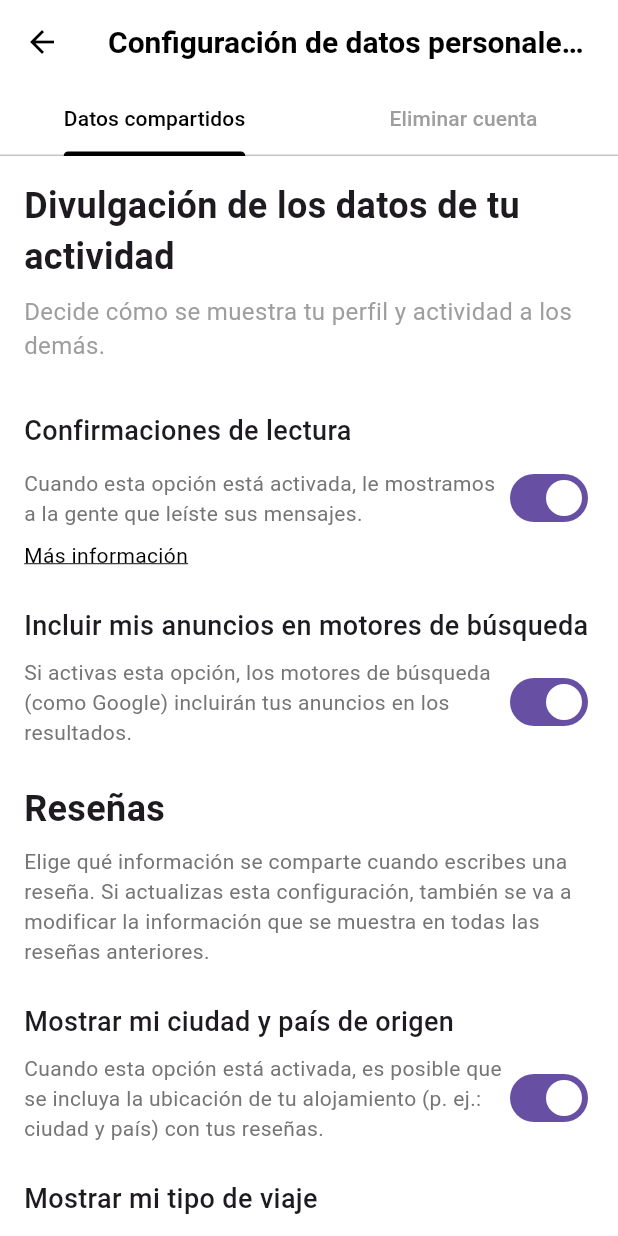
After one commit to Aplicaciones-Moviles-WV61-Grupo4/NestHubApp, a Flutter app: the PersonalDataSettingsPage screen opened directly, after a tap on "Datos compartidos", on a phone screen of 412 x 824 dp. The commit adds this screen. Run offline on Flutter 3.47's test engine with Material 3 defaults, Android fonts, the phone set to English and light mode, and no system bars; our stand-ins replace dartz, flutter_bloc, flutter_local_notifications, geocoding, google_maps_flutter, image_picker and 4 more; accounts and stored records are empty.

Commit message:
feat: added personal data settings

```diff
--- /dev/null
+++ b/lib/personal_data_settings_page.dart
@@ -0,0 +1,110 @@
+import 'package:flutter/material.dart';
+import 'package:nesthub/delete_account_page.dart';
+import 'package:nesthub/payment_methods_page.dart';
+import 'package:nesthub/shared_data_page.dart';
+import 'package:nesthub/your_payments_page.dart';
+
+class PersonalDataSettingsPage extends StatelessWidget {
+  const PersonalDataSettingsPage({Key? key}) : super(key: key);
+
+  @override
+  Widget build(BuildContext context) {
+    return Scaffold(
+      backgroundColor: Colors.grey[200],
+      appBar: AppBar(
+        backgroundColor: Colors.grey[200],
+        elevation: 0,
+        leading: IconButton(
+          icon: const Icon(Icons.arrow_back, color: Colors.black),
+          onPressed: () => Navigator.pop(context),
+        ),
+      ),
+      body: SingleChildScrollView(
+        child: Padding(
+          padding: const EdgeInsets.all(16.0),
+          child: Column(
+            crossAxisAlignment: CrossAxisAlignment.start,
+            children: [
+              const Text(
+                'Configuración de datos personales',
+                style: TextStyle(
+                  fontSize: 30,
+                  fontWeight: FontWeight.bold,
+                ),
+              ),
+              const SizedBox(height: 32),
+              _buildListItem(
+                title: 'Datos compartidos',
+                description: 'Decide cómo se meustra tu perfil y actividad en NestHub.',
+                onTap: () {
+                  Navigator.push(
+                      context,
+                      MaterialPageRoute(
+                        builder: (context) => const SharedDataPage(),
+                      ),
+                    );
+                },
+              ),
+              _buildListItem(
+                title: 'Eliminiar cuenta',
+                description: 'Si lo haces, tu cuenta y datos se borrarán permanentemente.',
+                onTap: () {
+                  Navigator.push(
+                    context,
+                    MaterialPageRoute(
+                      builder: (context) => const DeleteAccountContent(),
+                    ),
+                  );
+                },
+              ),
+            ],
+          ),
+        ),
+      ),
+    );
+  }
+
+  Widget _buildListItem({
+    required String title,
+    required VoidCallback onTap,
+    required String description,
+  }) {
+    return InkWell(
+      onTap: onTap,
+      child: Padding(
+        padding: const EdgeInsets.symmetric(vertical: 12.0),
+        child: Row(
+          children: [
+            const SizedBox(width: 16),
+            Expanded(
+              child: Column(
+                crossAxisAlignment: CrossAxisAlignment.start,
+                children: [
+                  Text(
+                    title,
+                    style: const TextStyle(
+                      fontSize: 16,
+                      fontWeight: FontWeight.w500,
+                    ),
+                  ),
+                  Text(
+                    description,
+                    style: const TextStyle(
+                      fontSize: 14,
+                      color: Colors.black54,
+                    ),
+                  ),
+                ],
+              ),
+            ),
+            const Icon(
+              Icons.chevron_right,
+              color: Colors.black,
+              size: 24,
+            ),
+          ],
+        ),
+      ),
+    );
+  }
+}
--- /dev/null
+++ b/lib/shared_data_page.dart
@@ -0,0 +1,202 @@
+import 'package:flutter/material.dart';
+import 'package:nesthub/delete_account_page.dart';
+
+class SharedDataPage extends StatefulWidget {
+  const SharedDataPage({Key? key}) : super(key: key);
+
+  @override
+  _SharedDataPageState createState() => _SharedDataPageState();
+}
+
+class _SharedDataPageState extends State<SharedDataPage>
+    with SingleTickerProviderStateMixin {
+  late TabController _tabController;
+  Map<String, bool> toggleStates = {
+    'readReceipts': true,
+    'searchEngine': true,
+    'showCity': true,
+    'showTravelType': true,
+    'showDuration': true,
+  };
+
+  @override
+  void initState() {
+    super.initState();
+    _tabController = TabController(length: 2, vsync: this);
+  }
+
+  @override
+  void dispose() {
+    _tabController.dispose();
+    super.dispose();
+  }
+
+  Widget _buildToggleSection(
+      {required String title,
+      required String description,
+      required String toggleKey,
+      String? moreInfo}) {
+    return Column(
+      crossAxisAlignment: CrossAxisAlignment.start,
+      children: [
+        Text(
+          title,
+          style: const TextStyle(
+            fontSize: 18,
+            fontWeight: FontWeight.w500,
+          ),
+        ),
+        const SizedBox(height: 8),
+        Row(
+          children: [
+            Expanded(
+              child: Text(
+                description,
+                style: TextStyle(
+                  color: Colors.grey[600],
+                  fontSize: 14,
+                ),
+              ),
+            ),
+            Switch(
+              value: toggleStates[toggleKey] ?? false,
+              onChanged: (bool value) {
+                setState(() {
+                  toggleStates[toggleKey] = value;
+                });
+              },
+            ),
+          ],
+        ),
+        if (moreInfo != null) ...[
+          const SizedBox(height: 4),
+          GestureDetector(
+            onTap: () {
+              // Handle "Más información" tap
+            },
+            child: Text(
+              moreInfo,
+              style: const TextStyle(
+                decoration: TextDecoration.underline,
+                color: Colors.black,
+                fontSize: 14,
+              ),
+            ),
+          ),
+        ],
+        const SizedBox(height: 24),
+      ],
+    );
+  }
+
+  @override
+  Widget build(BuildContext context) {
+    return Scaffold(
+      backgroundColor: Colors.white,
+      appBar: AppBar(
+        backgroundColor: Colors.white,
+        elevation: 0,
+        leading: IconButton(
+          icon: const Icon(Icons.arrow_back, color: Colors.black),
+          onPressed: () => Navigator.pop(context),
+        ),
+        title: const Text(
+          'Configuración de datos personales y compartidos',
+          style: TextStyle(
+            color: Colors.black,
+            fontSize: 20,
+            fontWeight: FontWeight.bold,
+          ),
+        ),
+        bottom: TabBar(
+          controller: _tabController,
+          labelColor: Colors.black,
+          unselectedLabelColor: Colors.grey,
+          indicatorColor: Colors.black,
+          tabs: const [
+            Tab(text: 'Datos compartidos'),
+            Tab(text: 'Eliminar cuenta'),
+          ],
+        ),
+      ),
+      body: TabBarView(
+        controller: _tabController,
+        children: [
+          SingleChildScrollView(
+            padding: const EdgeInsets.all(16),
+            child: Column(
+              crossAxisAlignment: CrossAxisAlignment.start,
+              children: [
+                const Text(
+                  'Divulgación de los datos de tu actividad',
+                  style: TextStyle(
+                    fontSize: 24,
+                    fontWeight: FontWeight.bold,
+                  ),
+                ),
+                const SizedBox(height: 8),
+                const Text(
+                  'Decide cómo se muestra tu perfil y actividad a los demás.',
+                  style: TextStyle(
+                    color: Colors.grey,
+                    fontSize: 16,
+                  ),
+                ),
+                const SizedBox(height: 32),
+                _buildToggleSection(
+                  title: 'Confirmaciones de lectura',
+                  description:
+                      'Cuando esta opción está activada, le mostramos a la gente que leíste sus mensajes.',
+                  toggleKey: 'readReceipts',
+                  moreInfo: 'Más información',
+                ),
+                _buildToggleSection(
+                  title: 'Incluir mis anuncios en motores de búsqueda',
+                  description:
+                      'Si activas esta opción, los motores de búsqueda (como Google) incluirán tus anuncios en los resultados.',
+                  toggleKey: 'searchEngine',
+                ),
+                const Text(
+                  'Reseñas',
+                  style: TextStyle(
+                    fontSize: 24,
+                    fontWeight: FontWeight.bold,
+                  ),
+                ),
+                const SizedBox(height: 8),
+                Text(
+                  'Elige qué información se comparte cuando escribes una reseña. Si actualizas esta configuración, también se va a modificar la información que se muestra en todas las reseñas anteriores.',
+                  style: TextStyle(
+                    color: Colors.grey[600],
+                    fontSize: 14,
+                  ),
+                ),
+                const SizedBox(height: 24),
+                _buildToggleSection(
+                  title: 'Mostrar mi ciudad y país de origen',
+                  description:
+                      'Cuando esta opción está activada, es posible que se incluya la ubicación de tu alojamiento (p. ej.: ciudad y país) con tus reseñas.',
+                  toggleKey: 'showCity',
+                ),
+                _buildToggleSection(
+                  title: 'Mostrar mi tipo de viaje',
+                  description:
+                      'Cuando esta opción está activada, es posible que se incluya el tipo de viaje (p. ej., si te quedaste con niños, un grupo o mascotas) con tus reseñas.',
+                  toggleKey: 'showTravelType',
+                ),
+                _buildToggleSection(
+                  title: 'Mostrar la duración de la estadía',
+                  description:
+                      'Cuando está activada, es posible que se incluya una duración aproximada de la estadía (p. ej.: algunas noches, alrededor de una semana o más de una semana) con tus reseñas.',
+                  toggleKey: 'showDuration',
+                ),
+              ],
+            ),
+          ),
+          // Servicios tab content
+          const DeleteAccountContent()
+        ],
+      ),
+    );
+  }
+}
```
Also changed, not shown: lib/delete_account_page.dart (added, +171 -0 lines), lib/user_profile_screen.dart (+9 -1 lines).
